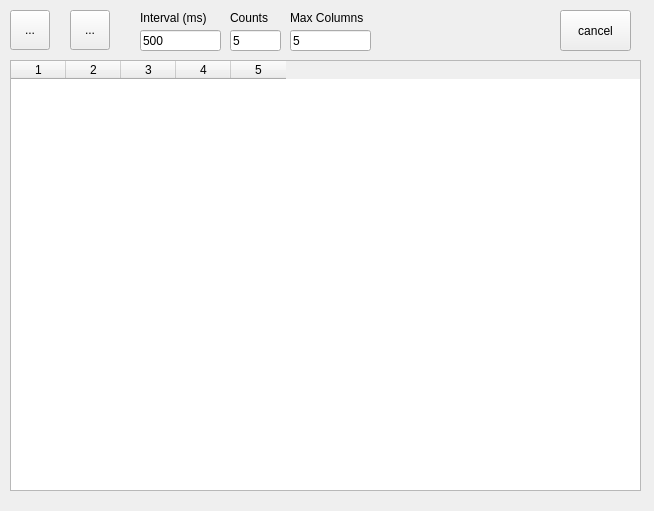
Before: the Qt Designer form ui/experiment_window.ui in alchem0x2A/SGI, drawn with Qt 5.
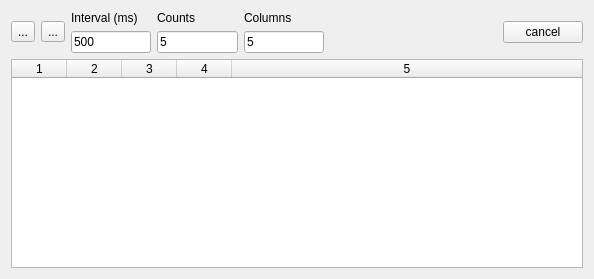
After: the same form once the commit is applied. Icons and pictures are not drawn.

Commit message: use more flexible layout for table widget

What changed in the file:
```diff
--- a/ui/experiment_window.ui
+++ b/ui/experiment_window.ui
@@ -6,52 +6,20 @@
    <rect>
     <x>0</x>
     <y>0</y>
-    <width>654</width>
-    <height>511</height>
+    <width>594</width>
+    <height>279</height>
    </rect>
   </property>
   <property name="windowTitle">
    <string>Form</string>
   </property>
-  <widget class="QTableWidget" name="table">
-   <property name="geometry">
-    <rect>
-     <x>10</x>
-     <y>60</y>
-     <width>631</width>
-     <height>431</height>
-    </rect>
-   </property>
-   <property name="rowCount">
-    <number>0</number>
-   </property>
-   <property name="columnCount">
-    <number>5</number>
-   </property>
-   <attribute name="horizontalHeaderDefaultSectionSize">
-    <number>55</number>
-   </attribute>
-   <attribute name="verticalHeaderMinimumSectionSize">
-    <number>15</number>
-   </attribute>
-   <attribute name="verticalHeaderDefaultSectionSize">
-    <number>20</number>
-   </attribute>
-   <column/>
-   <column/>
-   <column/>
-   <column/>
-   <column/>
-  </widget>
+  <layout class="QVBoxLayout" name="verticalLayout">
+   <item>
+    <layout class="QHBoxLayout" name="horizontalLayout_3" stretch="0,1,1">
+     <item>
+      <layout class="QHBoxLayout" name="horizontalLayout">
+       <item>
   <widget class="QToolButton" name="button_measure">
-   <property name="geometry">
-    <rect>
-     <x>10</x>
-     <y>10</y>
-     <width>40</width>
-     <height>40</height>
-    </rect>
-   </property>
    <property name="toolTip">
     <string>Start measurement</string>
    </property>
@@ -64,20 +32,59 @@
    </property>
    <property name="iconSize">
     <size>
-     <width>48</width>
-     <height>48</height>
+           <width>40</width>
+           <height>40</height>
     </size>
    </property>
   </widget>
+       </item>
+       <item>
+        <widget class="QToolButton" name="button_save">
+         <property name="toolTip">
+          <string>Start measurement</string>
+         </property>
+         <property name="text">
+          <string>...</string>
+         </property>
+         <property name="icon">
+          <iconset>
+           <normaloff>icons/save.png</normaloff>icons/save.png</iconset>
+         </property>
+         <property name="iconSize">
+          <size>
+           <width>40</width>
+           <height>40</height>
+          </size>
+         </property>
+        </widget>
+       </item>
+      </layout>
+     </item>
+     <item>
+      <layout class="QGridLayout" name="gridLayout">
+       <item row="0" column="0">
+        <widget class="QLabel" name="label">
+         <property name="text">
+          <string>Interval (ms)</string>
+         </property>
+        </widget>
+       </item>
+       <item row="0" column="1">
+        <widget class="QLabel" name="label_2">
+         <property name="text">
+          <string>Counts</string>
+         </property>
+        </widget>
+       </item>
+       <item row="0" column="2">
+        <widget class="QLabel" name="label_3">
+         <property name="text">
+          <string>Columns</string>
+         </property>
+        </widget>
+       </item>
+       <item row="1" column="0">
   <widget class="QLineEdit" name="field_time_interval">
-   <property name="geometry">
-    <rect>
-     <x>140</x>
-     <y>30</y>
-     <width>81</width>
-     <height>21</height>
-    </rect>
-   </property>
    <property name="inputMethodHints">
     <set>Qt::ImhNone</set>
    </property>
@@ -85,123 +92,83 @@
     <string>500</string>
    </property>
   </widget>
-  <widget class="QLabel" name="label">
-   <property name="geometry">
-    <rect>
-     <x>140</x>
-     <y>10</y>
-     <width>111</width>
-     <height>16</height>
-    </rect>
-   </property>
-   <property name="text">
-    <string>Interval (ms)</string>
-   </property>
-  </widget>
+       </item>
+       <item row="1" column="1">
   <widget class="QLineEdit" name="field_counts">
-   <property name="geometry">
-    <rect>
-     <x>230</x>
-     <y>30</y>
-     <width>51</width>
-     <height>21</height>
-    </rect>
-   </property>
    <property name="text">
     <string>5</string>
    </property>
   </widget>
-  <widget class="QLabel" name="label_2">
-   <property name="geometry">
-    <rect>
-     <x>230</x>
-     <y>10</y>
-     <width>51</width>
-     <height>16</height>
-    </rect>
-   </property>
+       </item>
+       <item row="1" column="2">
+        <widget class="QLineEdit" name="field_columns">
    <property name="text">
-    <string>Counts</string>
-   </property>
-  </widget>
+          <string>5</string>
+         </property>
+        </widget>
+       </item>
+      </layout>
+     </item>
+     <item>
+      <layout class="QHBoxLayout" name="horizontalLayout_2" stretch="1,0">
+       <item>
   <widget class="QLabel" name="text_status">
-   <property name="geometry">
-    <rect>
-     <x>400</x>
-     <y>10</y>
-     <width>141</width>
-     <height>31</height>
-    </rect>
-   </property>
    <property name="text">
     <string/>
    </property>
   </widget>
-  <widget class="QToolButton" name="button_save">
-   <property name="geometry">
-    <rect>
-     <x>70</x>
-     <y>10</y>
-     <width>40</width>
-     <height>40</height>
-    </rect>
-   </property>
-   <property name="toolTip">
-    <string>Start measurement</string>
-   </property>
-   <property name="text">
-    <string>...</string>
-   </property>
-   <property name="icon">
-    <iconset>
-     <normaloff>icons/save.png</normaloff>icons/save.png</iconset>
-   </property>
-   <property name="iconSize">
-    <size>
-     <width>48</width>
-     <height>48</height>
-    </size>
-   </property>
-  </widget>
-  <widget class="QLineEdit" name="field_columns">
-   <property name="geometry">
-    <rect>
-     <x>290</x>
-     <y>30</y>
-     <width>81</width>
-     <height>21</height>
-    </rect>
-   </property>
-   <property name="text">
-    <string>5</string>
-   </property>
-  </widget>
-  <widget class="QLabel" name="label_3">
-   <property name="geometry">
-    <rect>
-     <x>290</x>
-     <y>10</y>
-     <width>91</width>
-     <height>16</height>
-    </rect>
-   </property>
-   <property name="text">
-    <string>Max Columns</string>
-   </property>
-  </widget>
+       </item>
+       <item>
   <widget class="QPushButton" name="button_cancel">
-   <property name="geometry">
-    <rect>
-     <x>560</x>
-     <y>10</y>
-     <width>71</width>
-     <height>41</height>
-    </rect>
-   </property>
    <property name="text">
     <string>cancel</string>
    </property>
   </widget>
+       </item>
+      </layout>
+     </item>
+    </layout>
+   </item>
+   <item>
+    <widget class="QTableWidget" name="table">
+     <property name="rowCount">
+      <number>0</number>
+     </property>
+     <property name="columnCount">
+      <number>5</number>
+     </property>
+     <attribute name="horizontalHeaderCascadingSectionResizes">
+      <bool>true</bool>
+     </attribute>
+     <attribute name="horizontalHeaderDefaultSectionSize">
+      <number>55</number>
+     </attribute>
+     <attribute name="horizontalHeaderShowSortIndicator" stdset="0">
+      <bool>false</bool>
+     </attribute>
+     <attribute name="horizontalHeaderStretchLastSection">
+      <bool>true</bool>
+     </attribute>
+     <attribute name="verticalHeaderCascadingSectionResizes">
+      <bool>true</bool>
+     </attribute>
+     <attribute name="verticalHeaderMinimumSectionSize">
+      <number>15</number>
+     </attribute>
+     <attribute name="verticalHeaderDefaultSectionSize">
+      <number>20</number>
+     </attribute>
+     <attribute name="verticalHeaderStretchLastSection">
+      <bool>true</bool>
+     </attribute>
+     <column/>
+     <column/>
+     <column/>
+     <column/>
+     <column/>
+    </widget>
+   </item>
+  </layout>
  </widget>
  <resources/>
  <connections/>
```
Lines whose indentation alone changed are shown as unchanged.
